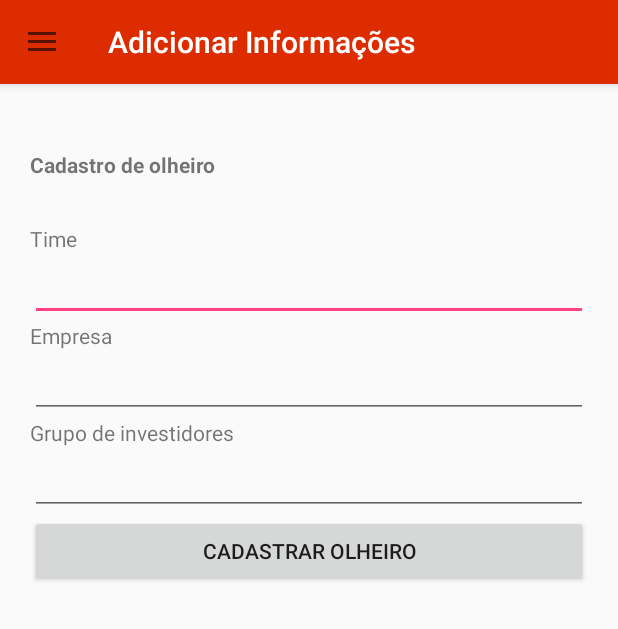
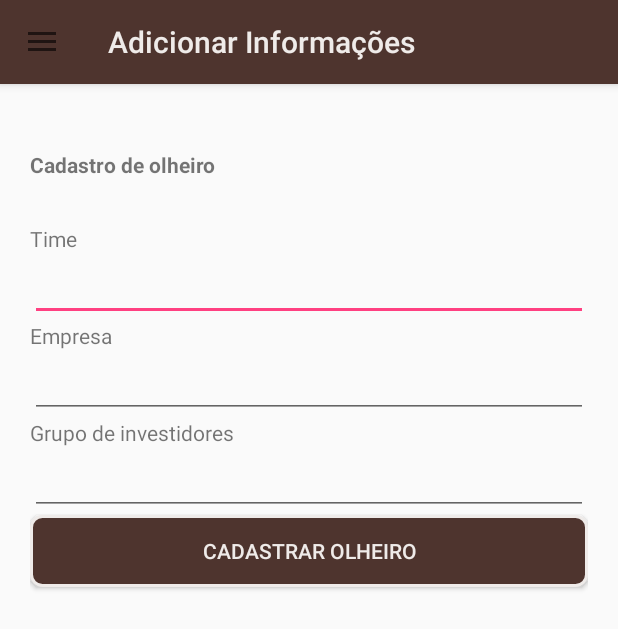
Before and after one commit to brunojamelli/GitfootOlheiro, an Android app: the screen it shows after launch once a user with an empty profile is signed in (OlheiroActivity), in the side drawer, after a tap on "Adicionar informações", on a phone screen of 412 x 824 dp. Shown: the top 629 px of the screen. Run offline under Robolectric (Android 15) with nearby library versions, the phone set to English and light mode, and no system bars; our stand-ins replace CircleImageView, Firebase (no records; nobody signed in at launch, a user with empty details on screens opened directly); libraries missing offline, so code that uses them is left out: com.firebase.ui; pictures from the network do not load.

Commit message:
Adicionada a customização dos botões e tentativa de carregar os dados para o mapa de calor.

```diff
--- a/app/src/main/java/com/software/jamelli/gitfootolheiro/fragment/FragmentMostrar.java
+++ b/app/src/main/java/com/software/jamelli/gitfootolheiro/fragment/FragmentMostrar.java
@@ -7,6 +7,7 @@ import android.support.annotation.Nullable;
 import android.support.v4.app.Fragment;
 import android.support.v7.widget.LinearLayoutManager;
 import android.support.v7.widget.RecyclerView;
+import android.util.Log;
 import android.view.LayoutInflater;
 import android.view.View;
 import android.view.ViewGroup;
@@ -28,7 +29,7 @@ import java.util.ArrayList;
 import java.util.List;
 
 public class FragmentMostrar extends Fragment{
-    private List<Jogador> jogadores;
+    public static List<Jogador> jogadores;
     private RecyclerView rv;
     private JogadorAdapter adapter;
     private ChildEventListener clistener;
@@ -47,6 +48,7 @@ public class FragmentMostrar extends Fragment{
         initViewObjects(v);
         readDatabase();
         //readDatabaseClassified(sp_ord.getSelectedItem().toString());
+        Log.i("lista",jogadores.toString());
         return v;
     }
     public void initViewObjects(View v){
--- /dev/null
+++ b/app/src/main/res/drawable/botao_customizado.xml
@@ -0,0 +1,19 @@
+<?xml version="1.0" encoding="utf-8"?>
+<shape xmlns:android="http://schemas.android.com/apk/res/android"
+    android:shape="rectangle"
+    >
+
+    <corners
+        android:radius="7dp"
+
+        />
+
+    <solid
+        android:color="@color/fundo"
+        />
+
+    <stroke
+        android:width="2dp"
+        android:color="@color/fonte"
+        />
+</shape>
--- a/app/src/main/res/layout/activity_olheiro.xml
+++ b/app/src/main/res/layout/activity_olheiro.xml
@@ -24,7 +24,7 @@
                 android:layout_width="match_parent"
                 android:layout_height="?attr/actionBarSize"
                 android:background="@color/fundo"
-                app:titleTextColor="@color/colorWhite"
+                app:titleTextColor="@color/fonte"
                 app:popupTheme="@style/AppTheme.PopupOverlay"
                 />
 
--- a/app/src/main/res/layout/fragment_cadastro.xml
+++ b/app/src/main/res/layout/fragment_cadastro.xml
@@ -62,7 +62,9 @@
         android:id="@+id/btnCadOlheiro"
         android:layout_width="match_parent"
         android:layout_height="wrap_content"
+        android:textColor="@color/fonte"
         android:text="Cadastrar Olheiro"
+        android:background="@drawable/botao_customizado"
         />
 
 </LinearLayout>
--- a/app/src/main/res/layout/fragment_localizar.xml
+++ b/app/src/main/res/layout/fragment_localizar.xml
@@ -26,8 +26,10 @@
         android:layout_width="wrap_content"
         android:layout_height="match_parent"
         android:layout_weight="9.2"
-        android:background="@color/colorPrimaryDark"
-        android:textColor="@color/colorWhite"
+        android:paddingStart="10dp"
+        android:paddingEnd="10dp"
+        android:background="@drawable/botao_customizado"
+        android:textColor="@color/fonte"
         android:textStyle="bold"
         android:text="Salvar Localização"
         android:layout_gravity="center"
--- a/app/src/main/res/values/colors.xml
+++ b/app/src/main/res/values/colors.xml
@@ -5,5 +5,6 @@
     <color name="colorAccent">#FF4081</color>
     <color name="colorLaranja">#FF4500</color>
     <color name="colorWhite">#FFFFFF</color>
-    <color name="fundo">#dd2c00</color>
+    <color name="fundo">#4e342e</color>
+    <color name="fonte">#efebe9</color>
 </resources>
```
Also changed, not shown: app/src/main/java/com/software/jamelli/gitfootolheiro/fragment/FragmentMapeamento.java (+48 -0 lines), app/src/main/java/com/software/jamelli/gitfootolheiro/modelo/Jogador.java (+10 -0 lines), app/src/main/java/com/software/jamelli/gitfootolheiro/modelo/Localization.java (added, +37 -0 lines), app/src/main/java/com/software/jamelli/gitfootolheiro/modelo/Pessoa.java (+22 -0 lines).
